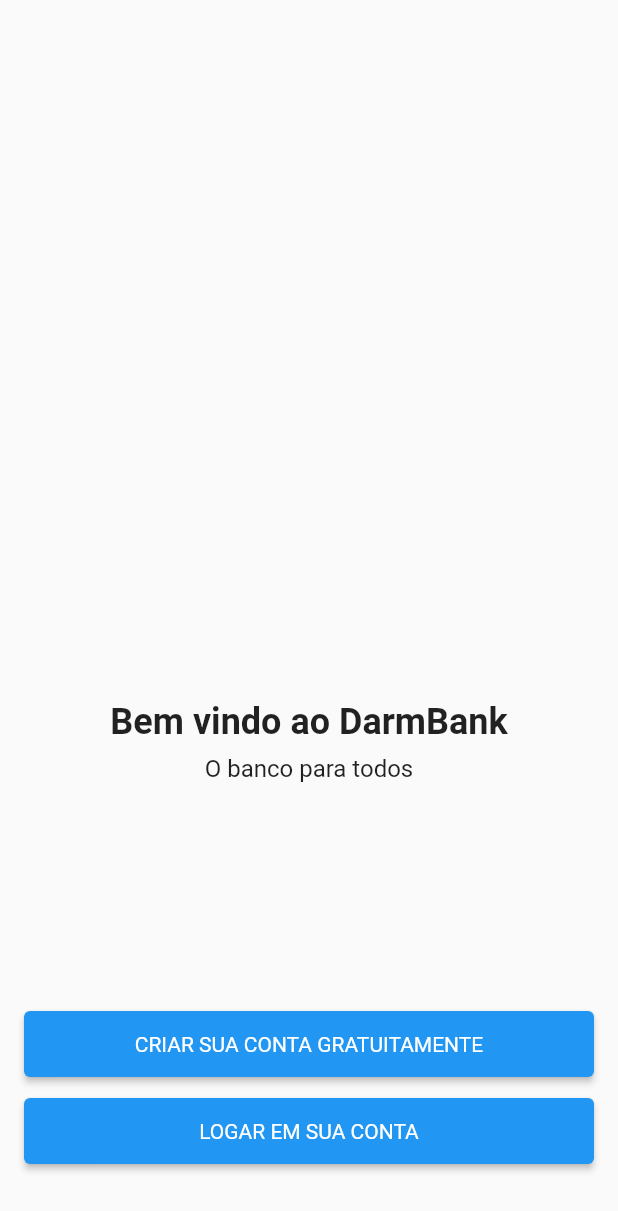
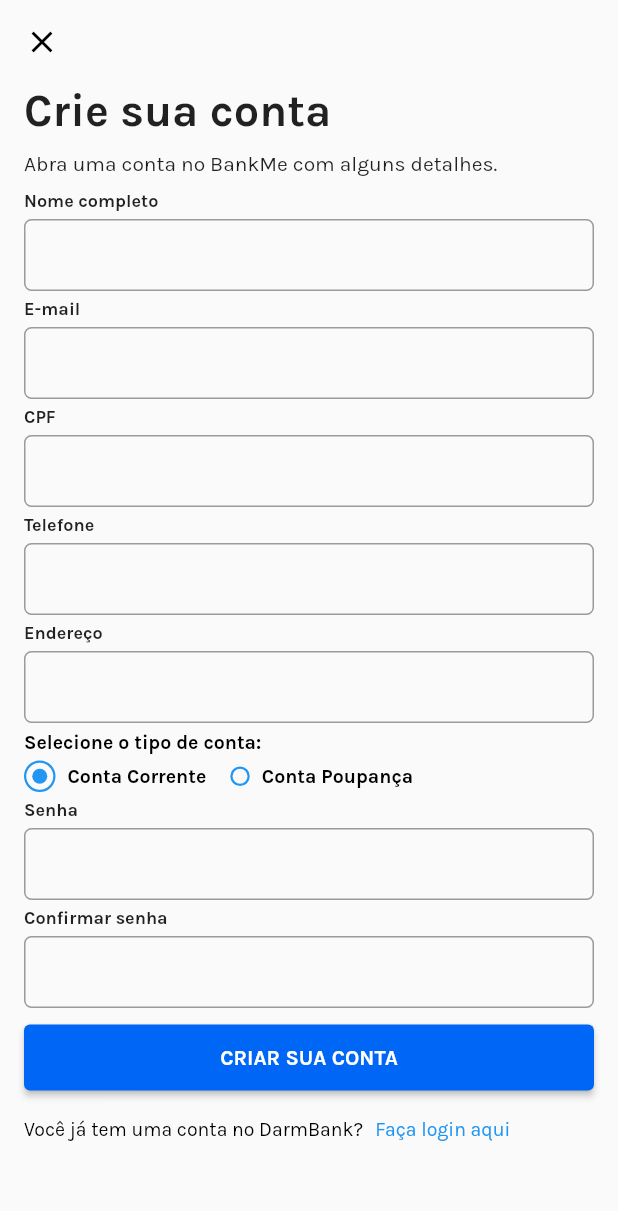
Before and after one commit to RobsonSousaS/DarmBank, a Flutter app: the screen it shows after launch, after a tap on "Pular", after a tap on "CRIAR SUA CONTA GRATUITAMENTE", on a phone screen of 412 x 824 dp. Shown: the top 1211 px of the screen. Run offline on Flutter 3.47's test engine with Material 2 defaults, Android fonts, the phone set to English and light mode, and no system bars; our stand-ins replace google_fonts, smooth_page_indicator.

Commit message:
nova_att

```diff
--- /dev/null
+++ b/lib/pages/createacc.dart
@@ -0,0 +1,299 @@
+import 'package:flutter/material.dart';
+import 'package:bank_darm/pages/login_signup.dart';
+import 'package:google_fonts/google_fonts.dart';
+
+class CreateAccountPage extends StatefulWidget {
+  @override
+  _CreateAccountPageState createState() => _CreateAccountPageState();
+}
+
+class _CreateAccountPageState extends State<CreateAccountPage> {
+  @override
+  Widget build(BuildContext context) {
+    return Scaffold(
+      body: CustomScrollView(
+        slivers: [
+          SliverAppBar(
+            elevation: 0,
+            backgroundColor: Colors.transparent,
+            leading: IconButton(
+              icon: Icon(
+                Icons.close,
+                color: Colors.black,
+              ),
+              onPressed: () {
+                Navigator.pushReplacement(
+                  context,
+                  MaterialPageRoute(
+                    builder: (context) => Loginsignuppage(),
+                  ),
+                );
+              },
+            ),
+          ),
+          SliverPadding(
+            padding: EdgeInsets.fromLTRB(
+                16.0, 0, 16.0, 0),
+            sliver: SliverList(
+              delegate: SliverChildListDelegate(
+                [
+                  Text(
+                    'Crie sua conta',
+                    style: GoogleFonts.karla(
+                      fontWeight: FontWeight.bold,
+                      fontSize: 30.0,
+                    ),
+                  ),
+                  SizedBox(height: 10.0),
+                  Text(
+                    'Abra uma conta no BankMe com alguns detalhes.',
+                    style: GoogleFonts.karla(
+                      fontWeight: FontWeight.w400,
+                      fontSize: 14.0,
+                    ),
+                  ),
+                  SizedBox(height: 5.0),
+                  TitleTextFieldWidget(
+                    title: 'Nome completo',
+                    controller: TextEditingController(),
+                  ),
+                  TitleTextFieldWidget(
+                    title: 'E-mail',
+                    controller: TextEditingController(),
+                  ),
+                  TitleTextFieldWidget(
+                    title: 'CPF',
+                    controller: TextEditingController(),
+                  ),
+                  TitleTextFieldWidget(
+                    title: 'Telefone',
+                    controller: TextEditingController(),
+                  ),
+                  TitleTextFieldWidget(
+                    title: 'Endereço',
+                    controller: TextEditingController(),
+                  ),
+                  RadioConta(),
+                  TitleTextFieldWidget(
+                    title: 'Senha',
+                    controller: TextEditingController(),
+                  ),
+                  TitleTextFieldWidget(
+                    title: 'Confirmar senha',
+                    controller: TextEditingController(),
+                  ),
+                  SizedBox(
+                    height: 9,
+                  ),
+                  Container(
+                    child: ElevatedButton(
+                      onPressed: () {
+                        Navigator.pushReplacement(
+                          context,
+                          MaterialPageRoute(
+                            builder: (context) => CreateAccountPage(),
+                          ),
+                        );
+                      },
+                      child: Center(
+                        child: Text(
+                          'CRIAR SUA CONTA',
+                          style: GoogleFonts.karla(
+                            fontWeight: FontWeight.bold,
+                            fontSize: 14.0,
+                          ),
+                        ),
+                      ),
+                      style: ButtonStyle(
+                        padding: MaterialStateProperty.all<EdgeInsets>(
+                          EdgeInsets.symmetric(
+                              horizontal: 60.0, vertical: 14.0),
+                        ),
+                        backgroundColor: MaterialStateProperty.all<Color>(
+                          Color(0xFF0066F6),
+                        ),
+                      ),
+                    ),
+                  ),
+                  Row(
+                    children: [
+                      Text(
+                        'Você já tem uma conta no DarmBank?',
+                        style: GoogleFonts.karla(
+                          fontWeight: FontWeight.w400,
+                          fontSize: 13.0,
+                          color: Colors.black,
+                        ),
+                      ),
+                      TextButton(
+                        onPressed: () {
+
+                        },
+                        child: Text(
+                          'Faça login aqui',
+                          style: GoogleFonts.karla(
+                            fontWeight: FontWeight.w400,
+                            fontSize: 13.0,
+                            color: Colors.blue,
+                          ),
+                        ),
+                      ),
+                    ],
+                  ),
+                ],
+              ),
+            ),
+          ),
+        ],
+      ),
+    );
+  }
+}
+
+class TitleTextFieldWidget extends StatelessWidget {
+  final String title;
+  final TextEditingController controller;
+
+  TitleTextFieldWidget({required this.title, required this.controller});
+
+  @override
+  Widget build(BuildContext context) {
+    return Column(
+      crossAxisAlignment: CrossAxisAlignment.start,
+      children: [
+        SizedBox(
+          height: 5,
+        ),
+        Text(
+          title,
+          style: GoogleFonts.karla(
+            fontWeight: FontWeight.bold,
+            fontSize: 12.0,
+          ),
+        ),
+        SizedBox(height: 5.0),
+        TextField(
+          controller: controller,
+          decoration: InputDecoration(
+            border: OutlineInputBorder(
+              borderRadius: BorderRadius.circular(5.0),
+            ),
+            contentPadding:
+                EdgeInsets.symmetric(vertical: 12.0, horizontal: 16.0),
+          ),
+        )
+      ],
+    );
+  }
+}
+class RadioConta extends StatefulWidget {
+  const RadioConta({Key? key}) : super(key: key);
+
+  @override
+  _RadioContaState createState() => _RadioContaState();
+}
+
+class _RadioContaState extends State<RadioConta> {
+  int _selectedAccountType = 0;
+
+  @override
+  Widget build(BuildContext context) {
+    return Column(
+      crossAxisAlignment: CrossAxisAlignment.start,
+      children: [
+        SizedBox(height: 5),
+        Text(
+          'Selecione o tipo de conta:',
+          style: GoogleFonts.karla(
+            fontWeight: FontWeight.bold,
+            fontSize: 13.0,
+            color: Colors.black,
+          ),
+        ),
+        SizedBox(height: 5),
+        Row(
+          mainAxisAlignment: MainAxisAlignment.start,
+          children: [
+            GestureDetector(
+              onTap: () {
+                setState(() {
+                  _selectedAccountType = 0;
+                });
+              },
+              child: Container(
+                decoration: BoxDecoration(
+                  shape: BoxShape.circle,
+                  border: Border.all(
+                    color: Colors.blue,
+                    width: 1.5,
+                  ),
+                ),
+                child: Padding(
+                  padding: const EdgeInsets.all(4.0),
+                  child: _selectedAccountType == 0
+                      ? Container(
+                          width: 10,
+                          height: 10,
+                          decoration: BoxDecoration(
+                            shape: BoxShape.circle,
+                            color: Colors.blue,
+                          ),
+                        )
+                      : Container(),
+                ),
+              ),
+            ),
+            SizedBox(width: 8),
+            Text(
+              'Conta Corrente',
+              style: GoogleFonts.karla(
+                fontWeight: FontWeight.bold,
+                fontSize: 13.0,
+                color: Colors.black,
+              ),
+            ),
+            SizedBox(width: 16),
+            GestureDetector(
+              onTap: () {
+                setState(() {
+                  _selectedAccountType = 1;
+                });
+              },
+              child: Container(
+                decoration: BoxDecoration(
+                  shape: BoxShape.circle,
+                  border: Border.all(
+                    color: Colors.blue,
+                    width: 1.5,
+                  ),
+                ),
+                child: Padding(
+                  padding: const EdgeInsets.all(5.0),
+                  child: _selectedAccountType == 1
+                      ? Container(
+                          width: 10,
+                          height: 10,
+                          decoration: BoxDecoration(
+                            shape: BoxShape.circle,
+                            color: Colors.blue,
+                          ),
+                        )
+                      : Container(),
+                ),
+              ),
+            ),
+            SizedBox(width: 8),
+            Text(
+              'Conta Poupança',
+              style: GoogleFonts.karla(
+                fontWeight: FontWeight.bold,
+                fontSize: 13.0,
+                color: Colors.black,
+              ),
+            ),
+          ],
+        ),
+      ],
+    );
+  }
+}
--- a/lib/pages/login_signup.dart
+++ b/lib/pages/login_signup.dart
@@ -1,4 +1,6 @@
 import 'package:flutter/material.dart';
+import 'package:google_fonts/google_fonts.dart';
+import 'package:bank_darm/pages/createacc.dart';
 
 class Loginsignuppage extends StatelessWidget {
   @override
@@ -22,15 +24,16 @@ class Loginsignuppage extends StatelessWidget {
                       children: [
                         Text(
                           'Bem vindo ao DarmBank',
-                          style: TextStyle(
+                          style: GoogleFonts.karla(
+                            fontWeight: FontWeight.bold,
                             fontSize: 24.0,
-                            fontWeight: FontWeight.bold,
                           ),
                         ),
                         SizedBox(height: 8.0),
                         Text(
                           'O banco para todos',
-                          style: TextStyle(
+                          style: GoogleFonts.karla(
+                            fontWeight: FontWeight.w300,
                             fontSize: 16.0,
                           ),
                         ),
@@ -41,30 +44,47 @@ class Loginsignuppage extends StatelessWidget {
                 ),
                 ElevatedButton(
                   onPressed: () {
-                    // Ação do Botão 1
+                    Navigator.pushReplacement(
+                      context,
+                      MaterialPageRoute(
+                          builder: (context) => CreateAccountPage()),
+                    );
                   },
-                  child: Text('CRIAR SUA CONTA GRATUITAMENTE'),
+                  child: Text(
+                    'CRIAR SUA CONTA GRATUITAMENTE',
+                    style: GoogleFonts.karla(
+                      fontWeight: FontWeight.bold,
+                      fontSize: 14.0,
+                    ),
+                  ),
                   style: ButtonStyle(
                     padding: MaterialStateProperty.all<EdgeInsets>(
                       EdgeInsets.symmetric(horizontal: 60.0, vertical: 14.0),
                     ),
-                    textStyle: MaterialStateProperty.all<TextStyle>(
-                      TextStyle(fontSize: 14.0),
+                    backgroundColor: MaterialStateProperty.all<Color>(
+                      Color(0xFF0066F6),
                     ),
                   ),
                 ),
                 SizedBox(height: 10.0),
-                ElevatedButton(
-                  onPressed: () {
-                    // Ação do Botão 2
+                InkWell(
+                  onTap: () {
+
                   },
-                  child: Text('LOGAR EM SUA CONTA'),
-                  style: ButtonStyle(
-                    padding: MaterialStateProperty.all<EdgeInsets>(
-                      EdgeInsets.symmetric(horizontal: 105.0, vertical: 14.0),
+                  child: Container(
+                    padding:
+                        EdgeInsets.symmetric(horizontal: 105.0, vertical: 14.0),
+                    decoration: BoxDecoration(
+                      border: Border.all(color: Colors.black),
+                      borderRadius: BorderRadius.circular(8.0),
                     ),
-                    textStyle: MaterialStateProperty.all<TextStyle>(
-                      TextStyle(fontSize: 14.0),
+                    child: Text(
+                      'LOGAR EM SUA CONTA',
+                      style: GoogleFonts.karla(
+                        fontWeight: FontWeight.bold,
+                        fontSize: 14.0,
+                        color: Colors.black,
+                      ),
                     ),
                   ),
                 ),
--- a/lib/pages/main.dart
+++ b/lib/pages/main.dart
@@ -1,5 +1,6 @@
 import 'package:bank_darm/pages/slider.dart';
 import 'package:flutter/material.dart';
+
 
 void main() {
   runApp(const MyApp());
--- a/lib/pages/slider.dart
+++ b/lib/pages/slider.dart
@@ -1,6 +1,7 @@
 import 'package:flutter/material.dart';
 import 'package:smooth_page_indicator/smooth_page_indicator.dart';
 import 'package:bank_darm/pages/login_signup.dart';
+import 'package:google_fonts/google_fonts.dart';
 
 class SliderPage extends StatefulWidget {
   @override
@@ -121,10 +122,12 @@ class _SliderPageState extends State<SliderPage> {
                   padding: const EdgeInsets.all(8.0),
                   child: Text(
                     'Pular',
-                    style: TextStyle(
-                      color: Colors.black,
+                    style: GoogleFonts.karla(
+                      fontWeight: FontWeight.w300,
                       fontSize: 18.0,
-                      fontWeight: FontWeight.w300,
+                      textStyle: TextStyle(
+                        color: Colors.black,
+                      ),
                     ),
                   ),
                 ),
@@ -140,7 +143,7 @@ class _SliderPageState extends State<SliderPage> {
               effect: ExpandingDotsEffect(
                 dotHeight: 10.0,
                 dotWidth: 10.0,
-                activeDotColor: Colors.blue,
+                activeDotColor: Color(0xFF0066F6),
                 dotColor: Colors.grey,
               ),
             ),
@@ -157,12 +160,23 @@ class _SliderPageState extends State<SliderPage> {
                     duration: Duration(milliseconds: 500),
                     curve: Curves.ease,
                   );
+
+                  if (currentIndex == imageList.length - 3) {
+                    Navigator.pushReplacement(
+                      context,
+                      MaterialPageRoute(
+                          builder: (context) => Loginsignuppage()),
+                    );
+                  }
                 });
               },
               child: Text('Próximo'),
               style: ButtonStyle(
                 padding: MaterialStateProperty.all<EdgeInsets>(
                   EdgeInsets.symmetric(horizontal: 20.0, vertical: 12.0),
+                ),
+                backgroundColor: MaterialStateProperty.all<Color>(
+                  Color(0xFF0066F6),
                 ),
                 textStyle: MaterialStateProperty.all<TextStyle>(
                   TextStyle(fontSize: 18.0),
--- a/pubspec.yaml
+++ b/pubspec.yaml
@@ -37,6 +37,8 @@ dependencies:
   cupertino_icons: ^1.0.2
   carousel_slider: ^4.0.0
   smooth_page_indicator: ^1.1.0
+  google_fonts: ^2.1.0
+
 
 dev_dependencies:
   flutter_test:
```
Also changed, not shown: pubspec.lock, 1 other file.
